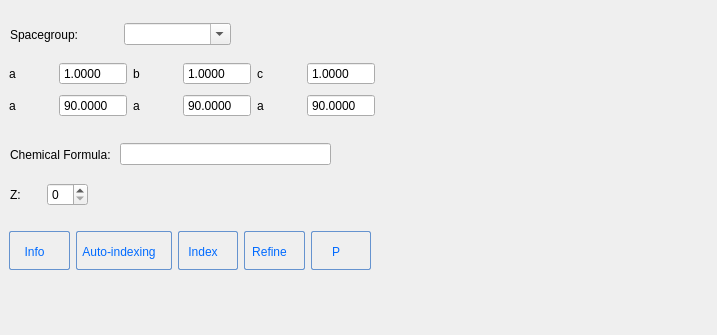
The window that apps/NSXQt/ui/tree/UnitCellPropertyWidget.ui (k61n/openhkl) describes before a commit, drawn with Qt 5.
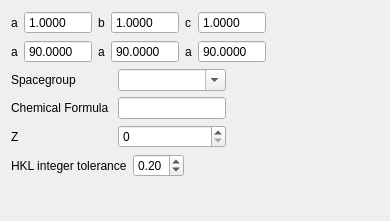
The same window after the commit.

Commit message: slight modifications in some dialog uis

```diff
--- a/apps/NSXQt/ui/tree/UnitCellPropertyWidget.ui
+++ b/apps/NSXQt/ui/tree/UnitCellPropertyWidget.ui
@@ -6,22 +6,15 @@
    <rect>
     <x>0</x>
     <y>0</y>
-    <width>717</width>
-    <height>335</height>
+    <width>390</width>
+    <height>221</height>
    </rect>
   </property>
   <property name="windowTitle">
    <string>Form</string>
   </property>
-  <widget class="QWidget" name="layoutWidget">
-   <property name="geometry">
-    <rect>
-     <x>9</x>
-     <y>59</y>
-     <width>366</width>
-     <height>62</height>
-    </rect>
-   </property>
+  <layout class="QFormLayout" name="formLayout_2">
+   <item row="0" column="0">
    <layout class="QGridLayout" name="gridLayout">
     <item row="0" column="3">
      <widget class="QDoubleSpinBox" name="doubleSpinBoxb">
@@ -165,364 +158,17 @@
      </widget>
     </item>
    </layout>
-  </widget>
-  <widget class="QWidget" name="layoutWidget">
-   <property name="geometry">
-    <rect>
-     <x>9</x>
-     <y>230</y>
-     <width>362</width>
-     <height>41</height>
-    </rect>
-   </property>
-   <layout class="QHBoxLayout" name="horizontalLayout">
-    <item>
-     <widget class="QPushButton" name="pushButton_Info">
-      <property name="toolTip">
-       <string>&lt;html&gt;&lt;head/&gt;&lt;body&gt;&lt;p&gt;Print information about the UnitCell in the logger&lt;/p&gt;&lt;/body&gt;&lt;/html&gt;</string>
-      </property>
-      <property name="styleSheet">
-       <string notr="true">QPushButton:hover{
-        background: qlineargradient(x1 : 0, y1 : 0, x2 : 0, y2 :   1, stop :   0.0 #ffd9aa,
-                stop :   0.5 #ffbb6e, stop :   0.55 #feae42, stop :   1.0 #fedb74);
-}
-
-QPushButton {
-        border: 1px solid #6593cf;
-        border-radius: 2px;
-        padding: 5px 15px 2px 5px;
-        background: qlineargradient(x1 : 0, y1 : 0, x2 : 0, y2 :   1, stop :   0.0 #f5f9ff,
-                stop :   0.5 #c7dfff, stop :   0.55 #afd2ff, stop :   1.0 #c0dbff);
-        color: #006aff;
-        font: bold large &quot;Arial&quot;;
-        height: 30px;
-}
-
-
-
-
-QPushButton:pressed {
-        background: qlineargradient(x1 : 0, y1 : 0, x2 : 0, y2 :   1, stop :   0.0 #c0dbff,
-        stop :   0.5 #cfd26f, stop :   0.55 #c7df6f, stop :   1.0 #f5f9ff);
-        padding-top: 2px;
-        padding-left: 3px;
-
-}
-
-
-QPushButton:on {
-        background: qlineargradient(x1 : 0, y1 : 0, x2 : 0, y2 :   1, stop :   0.0 #5AA72D,
-        stop :   0.5 #B3E296, stop :   0.55 #B3E296, stop :   1.0 #f5f9ff);
-        padding-top: 2px;
-        padding-left: 3px;
-}
-
-QPushButton:disabled {
-        background: transparent #e5e9ee;
-        padding-top: 2px;        
-        padding-left: 3px;
-        color: black;
-}
-</string>
-      </property>
-      <property name="text">
-       <string>Info</string>
-      </property>
-     </widget>
-    </item>
-    <item>
-     <widget class="QPushButton" name="pushButton_AutoIndexing">
-      <property name="toolTip">
-       <string>&lt;html&gt;&lt;head/&gt;&lt;body&gt;&lt;p&gt;Print information about the UnitCell in the logger&lt;/p&gt;&lt;/body&gt;&lt;/html&gt;</string>
-      </property>
-      <property name="styleSheet">
-       <string notr="true">QPushButton:hover{
-        background: qlineargradient(x1 : 0, y1 : 0, x2 : 0, y2 :   1, stop :   0.0 #ffd9aa,
-                stop :   0.5 #ffbb6e, stop :   0.55 #feae42, stop :   1.0 #fedb74);
-}
-
-QPushButton {
-        border: 1px solid #6593cf;
-        border-radius: 2px;
-        padding: 5px 15px 2px 5px;
-        background: qlineargradient(x1 : 0, y1 : 0, x2 : 0, y2 :   1, stop :   0.0 #f5f9ff,
-                stop :   0.5 #c7dfff, stop :   0.55 #afd2ff, stop :   1.0 #c0dbff);
-        color: #006aff;
-        font: bold large &quot;Arial&quot;;
-        height: 30px;
-}
-
-
-
-
-QPushButton:pressed {
-        background: qlineargradient(x1 : 0, y1 : 0, x2 : 0, y2 :   1, stop :   0.0 #c0dbff,
-        stop :   0.5 #cfd26f, stop :   0.55 #c7df6f, stop :   1.0 #f5f9ff);
-        padding-top: 2px;
-        padding-left: 3px;
-
-}
-
-
-QPushButton:on {
-        background: qlineargradient(x1 : 0, y1 : 0, x2 : 0, y2 :   1, stop :   0.0 #5AA72D,
-        stop :   0.5 #B3E296, stop :   0.55 #B3E296, stop :   1.0 #f5f9ff);
-        padding-top: 2px;
-        padding-left: 3px;
-}
-
-QPushButton:disabled {
-        background: transparent #e5e9ee;
-        padding-top: 2px;        
-        padding-left: 3px;
-        color: black;
-}
-</string>
-      </property>
-      <property name="text">
-       <string>Auto-indexing</string>
-      </property>
-     </widget>
-    </item>
-    <item>
-     <widget class="QPushButton" name="pushButton_Index">
-      <property name="toolTip">
-       <string>&lt;html&gt;&lt;head/&gt;&lt;body&gt;&lt;p&gt;Print information about the UnitCell in the logger&lt;/p&gt;&lt;/body&gt;&lt;/html&gt;</string>
-      </property>
-      <property name="styleSheet">
-       <string notr="true">QPushButton:hover{
-        background: qlineargradient(x1 : 0, y1 : 0, x2 : 0, y2 :   1, stop :   0.0 #ffd9aa,
-                stop :   0.5 #ffbb6e, stop :   0.55 #feae42, stop :   1.0 #fedb74);
-}
-
-QPushButton {
-        border: 1px solid #6593cf;
-        border-radius: 2px;
-        padding: 5px 15px 2px 5px;
-        background: qlineargradient(x1 : 0, y1 : 0, x2 : 0, y2 :   1, stop :   0.0 #f5f9ff,
-                stop :   0.5 #c7dfff, stop :   0.55 #afd2ff, stop :   1.0 #c0dbff);
-        color: #006aff;
-        font: bold large &quot;Arial&quot;;
-        height: 30px;
-}
-
-
-
-
-QPushButton:pressed {
-        background: qlineargradient(x1 : 0, y1 : 0, x2 : 0, y2 :   1, stop :   0.0 #c0dbff,
-        stop :   0.5 #cfd26f, stop :   0.55 #c7df6f, stop :   1.0 #f5f9ff);
-        padding-top: 2px;
-        padding-left: 3px;
-
-}
-
-
-QPushButton:on {
-        background: qlineargradient(x1 : 0, y1 : 0, x2 : 0, y2 :   1, stop :   0.0 #5AA72D,
-        stop :   0.5 #B3E296, stop :   0.55 #B3E296, stop :   1.0 #f5f9ff);
-        padding-top: 2px;
-        padding-left: 3px;
-}
-
-QPushButton:disabled {
-        background: transparent #e5e9ee;
-        padding-top: 2px;        
-        padding-left: 3px;
-        color: black;
-}
-</string>
-      </property>
-      <property name="text">
-       <string>Index</string>
-      </property>
-     </widget>
-    </item>
-    <item>
-     <widget class="QPushButton" name="pushButton_Refine">
-      <property name="toolTip">
-       <string>&lt;html&gt;&lt;head/&gt;&lt;body&gt;&lt;p&gt;Print information about the UnitCell in the logger&lt;/p&gt;&lt;/body&gt;&lt;/html&gt;</string>
-      </property>
-      <property name="styleSheet">
-       <string notr="true">QPushButton:hover{
-        background: qlineargradient(x1 : 0, y1 : 0, x2 : 0, y2 :   1, stop :   0.0 #ffd9aa,
-                stop :   0.5 #ffbb6e, stop :   0.55 #feae42, stop :   1.0 #fedb74);
-}
-
-QPushButton {
-        border: 1px solid #6593cf;
-        border-radius: 2px;
-        padding: 5px 15px 2px 5px;
-        background: qlineargradient(x1 : 0, y1 : 0, x2 : 0, y2 :   1, stop :   0.0 #f5f9ff,
-                stop :   0.5 #c7dfff, stop :   0.55 #afd2ff, stop :   1.0 #c0dbff);
-        color: #006aff;
-        font: bold large &quot;Arial&quot;;
-        height: 30px;
-}
-
-
-
-
-QPushButton:pressed {
-        background: qlineargradient(x1 : 0, y1 : 0, x2 : 0, y2 :   1, stop :   0.0 #c0dbff,
-        stop :   0.5 #cfd26f, stop :   0.55 #c7df6f, stop :   1.0 #f5f9ff);
-        padding-top: 2px;
-        padding-left: 3px;
-
-}
-
-
-QPushButton:on {
-        background: qlineargradient(x1 : 0, y1 : 0, x2 : 0, y2 :   1, stop :   0.0 #5AA72D,
-        stop :   0.5 #B3E296, stop :   0.55 #B3E296, stop :   1.0 #f5f9ff);
-        padding-top: 2px;
-        padding-left: 3px;
-}
-
-QPushButton:disabled {
-        background: transparent #e5e9ee;
-        padding-top: 2px;        
-        padding-left: 3px;
-        color: black;
-}
-</string>
-      </property>
-      <property name="text">
-       <string>Refine</string>
-      </property>
-     </widget>
-    </item>
-    <item>
-     <widget class="QPushButton" name="pushButton_TransformationMatrix">
-      <property name="toolTip">
-       <string>&lt;html&gt;&lt;head/&gt;&lt;body&gt;&lt;p&gt;Transformation matrix&lt;/p&gt;&lt;/body&gt;&lt;/html&gt;</string>
-      </property>
-      <property name="styleSheet">
-       <string notr="true">QPushButton:hover{
-        background: qlineargradient(x1 : 0, y1 : 0, x2 : 0, y2 :   1, stop :   0.0 #ffd9aa,
-                stop :   0.5 #ffbb6e, stop :   0.55 #feae42, stop :   1.0 #fedb74);
-}
-
-QPushButton {
-        border: 1px solid #6593cf;
-        border-radius: 2px;
-        padding: 5px 15px 2px 5px;
-        background: qlineargradient(x1 : 0, y1 : 0, x2 : 0, y2 :   1, stop :   0.0 #f5f9ff,
-                stop :   0.5 #c7dfff, stop :   0.55 #afd2ff, stop :   1.0 #c0dbff);
-        color: #006aff;
-        font: bold large &quot;Arial&quot;;
-        height: 30px;
-}
-
-
-
-
-QPushButton:pressed {
-        background: qlineargradient(x1 : 0, y1 : 0, x2 : 0, y2 :   1, stop :   0.0 #c0dbff,
-        stop :   0.5 #cfd26f, stop :   0.55 #c7df6f, stop :   1.0 #f5f9ff);
-        padding-top: 2px;
-        padding-left: 3px;
-
-}
-
-
-QPushButton:on {
-        background: qlineargradient(x1 : 0, y1 : 0, x2 : 0, y2 :   1, stop :   0.0 #5AA72D,
-        stop :   0.5 #B3E296, stop :   0.55 #B3E296, stop :   1.0 #f5f9ff);
-        padding-top: 2px;
-        padding-left: 3px;
-}
-
-QPushButton:disabled {
-        background: transparent #e5e9ee;
-        padding-top: 2px;        
-        padding-left: 3px;
-        color: black;
-}
-</string>
-      </property>
-      <property name="text">
-       <string>P</string>
-      </property>
-     </widget>
-    </item>
-   </layout>
-  </widget>
-  <widget class="QWidget" name="layoutWidget">
-   <property name="geometry">
-    <rect>
-     <x>10</x>
-     <y>180</y>
-     <width>78</width>
-     <height>29</height>
-    </rect>
-   </property>
-   <layout class="QHBoxLayout" name="horizontalLayout_2">
-    <item>
-     <widget class="QLabel" name="label">
-      <property name="text">
-       <string>Z: </string>
-      </property>
-     </widget>
-    </item>
-    <item>
-     <spacer name="horizontalSpacer">
-      <property name="orientation">
-       <enum>Qt::Horizontal</enum>
-      </property>
-      <property name="sizeHint" stdset="0">
-       <size>
-        <width>40</width>
-        <height>20</height>
-       </size>
-      </property>
-     </spacer>
-    </item>
-    <item>
-     <widget class="QSpinBox" name="spinBox_Z"/>
-    </item>
-   </layout>
-  </widget>
-  <widget class="QWidget" name="layoutWidget">
-   <property name="geometry">
-    <rect>
-     <x>10</x>
-     <y>140</y>
-     <width>321</width>
-     <height>29</height>
-    </rect>
-   </property>
-   <layout class="QHBoxLayout" name="horizontalLayout_3">
-    <item>
-     <widget class="QLabel" name="label_2">
-      <property name="text">
-       <string>Chemical Formula: </string>
-      </property>
-     </widget>
-    </item>
-    <item>
-     <widget class="QLineEdit" name="lineEdit_ChemicalFormula"/>
-    </item>
-   </layout>
-  </widget>
-  <widget class="QWidget" name="layoutWidget">
-   <property name="geometry">
-    <rect>
-     <x>10</x>
-     <y>20</y>
-     <width>221</width>
-     <height>29</height>
-    </rect>
-   </property>
-   <layout class="QHBoxLayout" name="horizontalLayout_4">
-    <item>
+   </item>
+   <item row="1" column="0">
+    <layout class="QFormLayout" name="formLayout">
+     <item row="0" column="0">
      <widget class="QLabel" name="label_3">
       <property name="text">
-       <string>Spacegroup:</string>
+        <string>Spacegroup</string>
       </property>
      </widget>
     </item>
-    <item>
+     <item row="0" column="1">
      <widget class="QComboBox" name="comboBox">
       <property name="toolTip">
        <string>&lt;html&gt;&lt;head/&gt;&lt;body&gt;&lt;p&gt;Enter or select space group and &lt;/p&gt;&lt;p&gt;press Enter to validate your choice&lt;/p&gt;&lt;/body&gt;&lt;/html&gt;</string>
@@ -532,8 +178,61 @@
       </property>
      </widget>
     </item>
-   </layout>
-  </widget>
+     <item row="1" column="0">
+      <widget class="QLabel" name="label_2">
+       <property name="text">
+        <string>Chemical Formula </string>
+       </property>
+      </widget>
+     </item>
+     <item row="1" column="1">
+      <widget class="QLineEdit" name="lineEdit_ChemicalFormula"/>
+     </item>
+     <item row="2" column="0">
+      <widget class="QLabel" name="label">
+       <property name="text">
+        <string>Z </string>
+       </property>
+      </widget>
+     </item>
+     <item row="2" column="1">
+      <widget class="QSpinBox" name="spinBox_Z"/>
+     </item>
+    </layout>
+   </item>
+   <item row="2" column="0">
+    <layout class="QHBoxLayout" name="horizontalLayout">
+     <item>
+      <widget class="QLabel" name="label_4">
+       <property name="text">
+        <string>HKL integer tolerance</string>
+       </property>
+      </widget>
+     </item>
+     <item>
+      <widget class="QDoubleSpinBox" name="hklTolerance">
+       <property name="maximum">
+        <double>1.000000000000000</double>
+       </property>
+       <property name="singleStep">
+        <double>0.010000000000000</double>
+       </property>
+       <property name="value">
+        <double>0.200000000000000</double>
+       </property>
+      </widget>
+     </item>
+    </layout>
+   </item>
+  </layout>
+  <zorder>layoutWidget</zorder>
+  <zorder>layoutWidget</zorder>
+  <zorder>layoutWidget</zorder>
+  <zorder>layoutWidget</zorder>
+  <zorder>layoutWidget</zorder>
+  <zorder>label_3</zorder>
+  <zorder>label_4</zorder>
+  <zorder>hklTolerance</zorder>
  </widget>
  <tabstops>
   <tabstop>doubleSpinBoxa</tabstop>
```
Left out of the diff: 2 changed lines with no effect on the pictures. Lines whose indentation alone changed are shown as unchanged. The commit also changes 2 other files.
